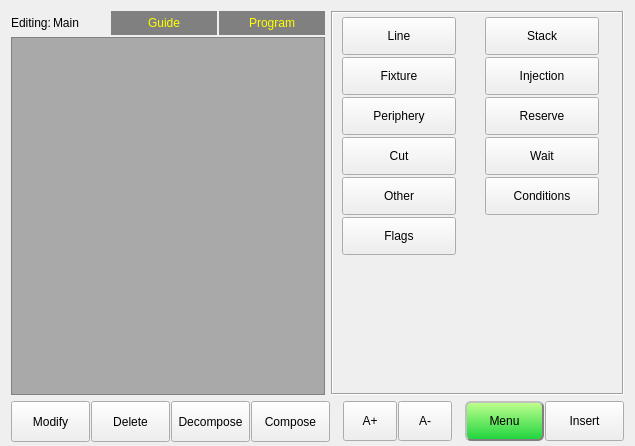
Qt form hcinstruction/ichcinstructionpageframe_5.ui (dongdong-2009/3-5AxisRobot) before a commit.
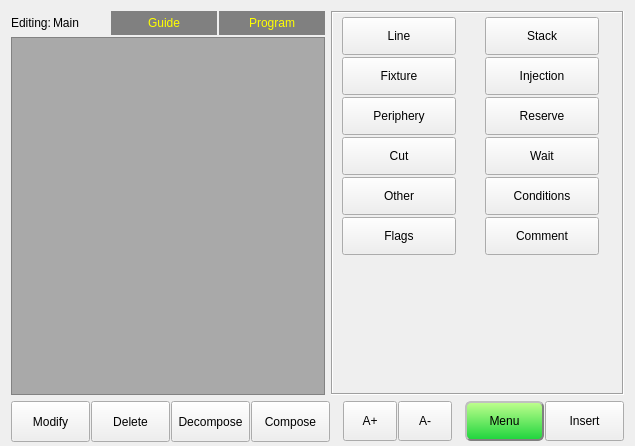
The same form after that commit. Icons and pictures are not drawn.

The edit to the form file:
```diff
--- a/hcinstruction/ichcinstructionpageframe_5.ui
+++ b/hcinstruction/ichcinstructionpageframe_5.ui
@@ -673,6 +673,44 @@
            </property>
           </widget>
          </item>
+         <item row="6" column="1">
+          <widget class="QToolButton" name="commentButton">
+           <property name="sizePolicy">
+            <sizepolicy hsizetype="Preferred" vsizetype="Preferred">
+             <horstretch>0</horstretch>
+             <verstretch>0</verstretch>
+            </sizepolicy>
+           </property>
+           <property name="minimumSize">
+            <size>
+             <width>114</width>
+             <height>38</height>
+            </size>
+           </property>
+           <property name="maximumSize">
+            <size>
+             <width>113</width>
+             <height>38</height>
+            </size>
+           </property>
+           <property name="text">
+            <string>Comment</string>
+           </property>
+           <property name="icon">
+            <iconset resource="../resource.qrc">
+             <normaloff>:/resource/modify.png</normaloff>:/resource/modify.png</iconset>
+           </property>
+           <property name="iconSize">
+            <size>
+             <width>32</width>
+             <height>32</height>
+            </size>
+           </property>
+           <property name="toolButtonStyle">
+            <enum>Qt::ToolButtonTextBesideIcon</enum>
+           </property>
+          </widget>
+         </item>
         </layout>
        </widget>
       </widget>
```
